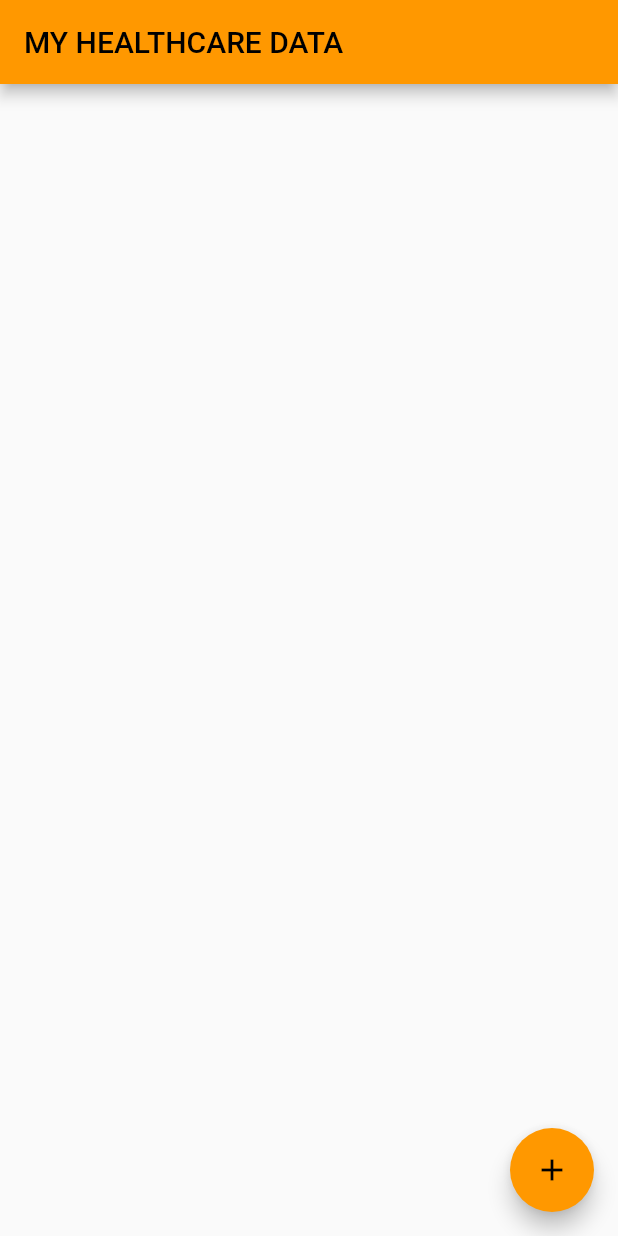
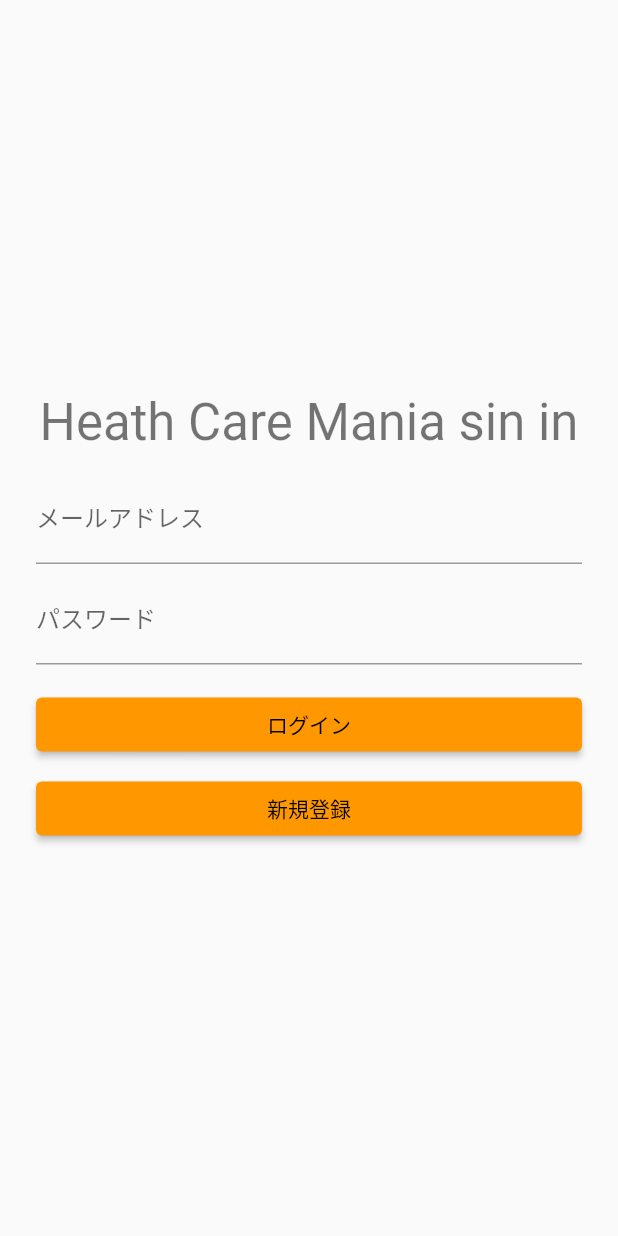
Before and after one commit to Uchipon2020/hcmp1, a Flutter app: the screen it shows after launch, on a phone screen of 412 x 824 dp. Run offline on Flutter 3.47's test engine with Material 2 defaults, Android fonts, the phone set to English and light mode, and no system bars; our stand-ins replace firebase_auth, sqflite; accounts and stored records are empty.

Commit message:
login作成中（途中）

```diff
--- a/lib/main.dart
+++ b/lib/main.dart
@@ -1,5 +1,7 @@
 import 'package:flutter/material.dart';
 import 'package:health_care_mania_prottype/screens/note_list.dart';
+
+import 'sign_in_screen.dart';
 //import 'package:flutter_stetho/flutter_stetho.dart';
 
 void main() {
@@ -18,7 +20,7 @@ class MyApp extends StatelessWidget {
       theme: ThemeData(
           primarySwatch: Colors.orange
       ),
-      home: NoteList(),
+      home: SignInScreen(),
     );
   }
 }
--- /dev/null
+++ b/lib/sign_in_screen.dart
@@ -0,0 +1,131 @@
+import 'package:flutter/material.dart';
+import 'package:firebase_auth/firebase_auth.dart';
+
+import 'screens/note_list.dart';
+
+
+class SignInScreen extends StatefulWidget {
+  @override
+  _SignInScreenState createState() => _SignInScreenState();
+}
+
+class _SignInScreenState extends State<SignInScreen> {
+  final GlobalKey<FormState> _formKey = GlobalKey<FormState>();
+
+  final TextEditingController _emailController = TextEditingController();
+  final TextEditingController _passwordController = TextEditingController();
+
+  @override
+  Widget build(BuildContext context) {
+    return Scaffold(
+      body: Form(
+        //FromのKeyに指定する
+        key: _formKey,
+        child: Center(
+          child: Padding(
+            padding: const EdgeInsets.symmetric(horizontal: 24),
+            child: Column(
+              mainAxisAlignment: MainAxisAlignment.center,
+              children: <Widget>[
+                Text(
+                  'Heath Care Mania sin in',
+                  style: Theme.of(context).textTheme.headline4,
+                ),
+                const SizedBox(height: 16),
+                TextFormField(
+                  controller: _emailController,
+                  decoration: InputDecoration(labelText: 'メールアドレス'),
+                  keyboardType: TextInputType.emailAddress,
+                  validator: (String value) {
+                    if (value?.isEmpty == true) {
+                      return 'Eメールアドレスを入力してください';
+                    }
+                    return null;
+                  },
+                ),
+                const SizedBox(height: 8),
+                TextFormField(
+                  controller: _passwordController,
+                  decoration: const InputDecoration(labelText: 'パスワード'),
+                  keyboardType: TextInputType.visiblePassword,
+                  obscureText: true,
+                  validator: (String value) {
+                    if (value?.isEmpty == true) {
+                      return 'パスワードを入力してください';
+                    }
+                    return null;
+                  },
+                ),
+                const SizedBox(height: 16),
+                SizedBox(
+                  width: double.infinity,
+                  child: ElevatedButton(
+                    onPressed: () => _onSignIn(),
+                    child: const Text('ログイン'),
+                  ),
+                ),
+                const SizedBox(height: 8),
+                SizedBox(
+                  width: double.infinity,
+                  child: ElevatedButton(
+                    onPressed: () => _onSignUp(),
+                    child: const Text('新規登録'),
+                  ),
+                ),
+              ],
+            ),
+          ),
+        ),
+      ), // This trailing comma makes auto-formatting nicer for build methods.
+    );
+  }
+
+  Future <void> _onSignIn()  async {
+    try {
+      if (_formKey.currentState?.validate() != true) {
+      return;
+    }
+      final String email = _emailController.text;
+      final String password = _passwordController.text;
+      await FirebaseAuth.instance.createUserWithEmailAndPassword(email: email, password: password);
+
+      Navigator.of(context).pushReplacementNamed("/note_list");
+
+      } catch (e) {
+      await showDialog<void>(
+        context: context,
+        builder: (context){
+          return AlertDialog(
+            title: const Text('エラー'),
+            content: Text(e.toString()),
+          );
+        }
+      );
+      }
+  }
+
+  Future <void> _onSignUp()  async {
+    try {
+        if (_formKey.currentState?.validate() != true) {
+      return;
+    }
+
+    final String email = _emailController.text;
+    final String password = _passwordController.text;
+    await FirebaseAuth.instance.createUserWithEmailAndPassword(email: email, password: password);
+
+    Navigator.of(context).pushReplacementNamed("/note_list");
+
+  } catch(e) {
+      await showDialog<void>(
+        context: context,
+        builder: (context){
+          return AlertDialog(
+            title: const Text('エラー'),
+            content: Text(e.toString()),
+          );
+        }
+      );
+    }
+  }
+}
```
Also changed, not shown: lib/screens/note_detail.dart (+5 -5 lines), pubspec.yaml (+12 -68 lines), pubspec.lock, 5 other files.
